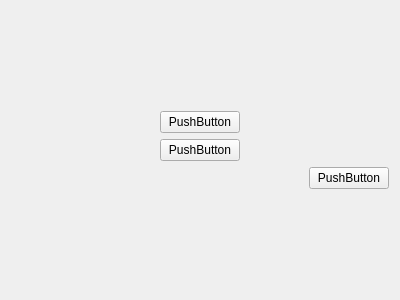
Above: client/src/view/AiLvlList.ui from ZiminGrigory/SeaBattle before the change. Below: the same form after it.
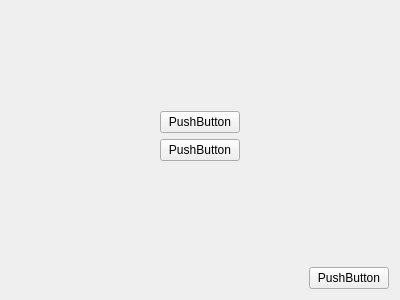
That is the form after the change.

What changed in the file:
```diff
--- a/client/src/view/AiLvlList.ui
+++ b/client/src/view/AiLvlList.ui
@@ -16,6 +16,19 @@
   <layout class="QGridLayout" name="gridLayout">
    <item row="0" column="0">
     <layout class="QVBoxLayout" name="verticalLayout">
+     <item>
+      <spacer name="verticalSpacer_2">
+       <property name="orientation">
+        <enum>Qt::Vertical</enum>
+       </property>
+       <property name="sizeHint" stdset="0">
+        <size>
+         <width>20</width>
+         <height>40</height>
+        </size>
+       </property>
+      </spacer>
+     </item>
      <item>
       <layout class="QHBoxLayout" name="horizontalLayout">
        <item>
@@ -90,6 +103,19 @@
        </item>
       </layout>
      </item>
+     <item>
+      <spacer name="verticalSpacer">
+       <property name="orientation">
+        <enum>Qt::Vertical</enum>
+       </property>
+       <property name="sizeHint" stdset="0">
+        <size>
+         <width>20</width>
+         <height>40</height>
+        </size>
+       </property>
+      </spacer>
+     </item>
      <item>
       <layout class="QHBoxLayout" name="horizontalLayout_3">
        <item>
```
Left out of the diff: 2 changed lines with no effect on the pictures.
